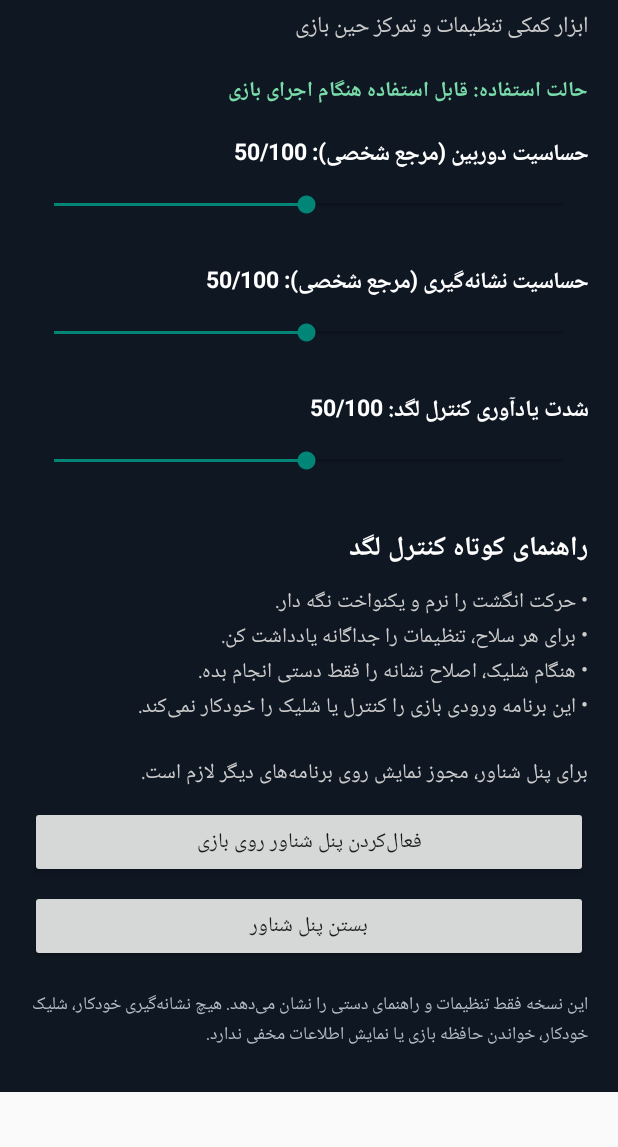
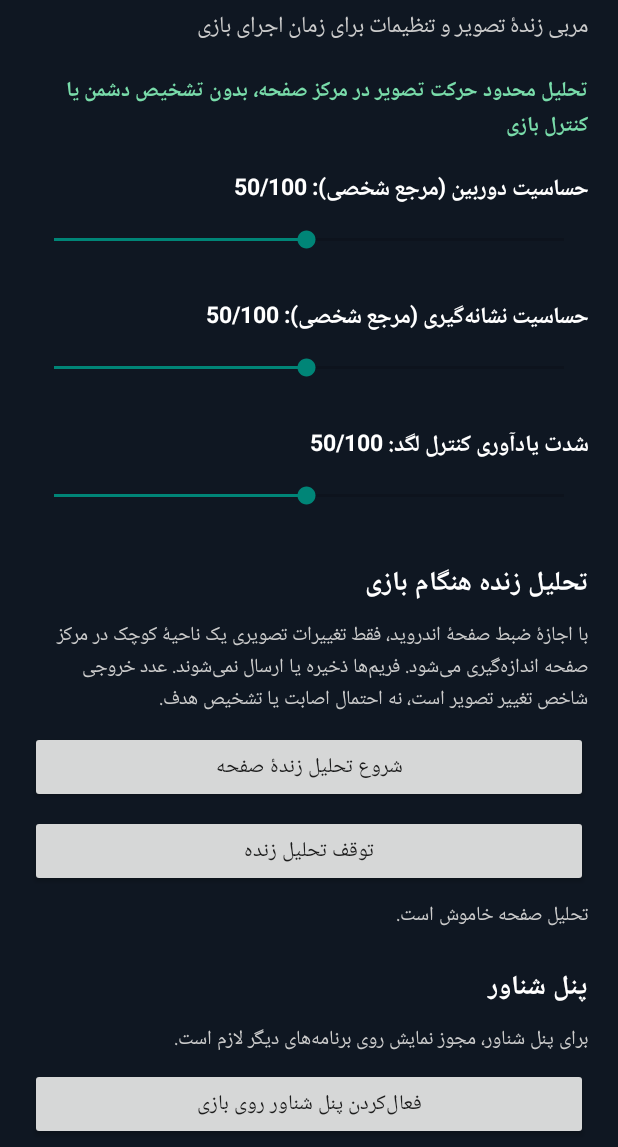
Before and after one commit to Iman-Rashidi/onestate-aim-coach, an Android app: the screen it shows after launch (MainActivity), on a phone screen of 412 x 824 dp, the part 89-1236 px from its top. Run offline under Robolectric (Android 15) with nearby library versions, the phone set to English and light mode, and no system bars.

Commit message:
Add consent-based live screen motion coaching controls

```diff
--- a/app/src/main/java/com/iman/onestateaimcoach/MainActivity.java
+++ b/app/src/main/java/com/iman/onestateaimcoach/MainActivity.java
@@ -3,7 +3,9 @@ package com.iman.onestateaimcoach;
 import android.app.Activity;
 import android.content.Intent;
 import android.graphics.Color;
+import android.media.projection.MediaProjectionManager;
 import android.net.Uri;
+import android.os.Build;
 import android.os.Bundle;
 import android.provider.Settings;
 import android.view.Gravity;
@@ -16,7 +18,12 @@ import android.widget.TextView;
 
 public class MainActivity extends Activity {
     private static final String PREFS = "coach_settings";
+    private static final int REQUEST_OVERLAY = 411;
+    private static final int REQUEST_CAPTURE = 412;
+    private static final String EXTRA_RESULT = "projection_result";
+    private static final String EXTRA_DATA = "projection_data";
     private TextView overlayStatus;
+    private TextView analysisStatus;
 
     @Override
     protected void onCreate(Bundle savedInstanceState) {
@@ -31,76 +38,113 @@ public class MainActivity extends Activity {
         root.setBackgroundColor(Color.rgb(15, 23, 34));
         scroll.addView(root);
 
-        TextView title = text("OneState Aim Coach", 26, Color.WHITE, true);
-        root.addView(title);
-        TextView subtitle = text("ابزار کمکی تنظیمات و تمرکز حین بازی", 15, Color.LTGRAY, false);
-        addTop(root, subtitle, 5);
-
-        TextView online = text("حالت استفاده: قابل استفاده هنگام اجرای بازی", 14, Color.rgb(121, 220, 170), true);
-        addTop(root, online, 18);
+        root.addView(text("OneState Aim Coach", 26, Color.WHITE, true));
+        addTop(root, text("مربی زندهٔ تصویر و تنظیمات برای زمان اجرای بازی", 15, Color.LTGRAY, false), 5);
+        addTop(root, text("تحلیل محدود حرکت تصویر در مرکز صفحه، بدون تشخیص دشمن یا کنترل بازی", 14, Color.rgb(121, 220, 170), true), 18);
 
         addSlider(root, "حساسیت دوربین (مرجع شخصی)", "camera_sensitivity", 50);
         addSlider(root, "حساسیت نشانه‌گیری (مرجع شخصی)", "aim_sensitivity", 50);
         addSlider(root, "شدت یادآوری کنترل لگد", "recoil_reminder", 50);
 
-        TextView noteTitle = text("راهنمای کوتاه کنترل لگد", 18, Color.WHITE, true);
-        addTop(root, noteTitle, 22);
-        TextView note = text(
-                "• حرکت انگشت را نرم و یکنواخت نگه دار.\n" +
-                "• برای هر سلاح، تنظیمات را جداگانه یادداشت کن.\n" +
-                "• هنگام شلیک، اصلاح نشانه را فقط دستی انجام بده.\n" +
-                "• این برنامه ورودی بازی را کنترل یا شلیک را خودکار نمی‌کند.",
-                14, Color.LTGRAY, false);
-        addTop(root, note, 8);
+        addTop(root, text("تحلیل زنده هنگام بازی", 18, Color.WHITE, true), 22);
+        addTop(root, text(
+                "با اجازهٔ ضبط صفحهٔ اندروید، فقط تغییرات تصویری یک ناحیهٔ کوچک در مرکز صفحه اندازه‌گیری می‌شود. " +
+                "فریم‌ها ذخیره یا ارسال نمی‌شوند. عدد خروجی شاخص تغییر تصویر است، نه احتمال اصابت یا تشخیص هدف.",
+                13, Color.LTGRAY, false), 8);
 
-        overlayStatus = text("", 14, Color.LTGRAY, false);
-        addTop(root, overlayStatus, 20);
+        Button startAnalysis = button("شروع تحلیل زندهٔ صفحه");
+        addTop(root, startAnalysis, 10);
+        startAnalysis.setOnClickListener(v -> requestLiveAnalysis());
 
-        Button start = button("فعال‌کردن پنل شناور روی بازی");
-        addTop(root, start, 10);
-        start.setOnClickListener(v -> enableOverlay());
+        Button stopAnalysis = button("توقف تحلیل زنده");
+        addTop(root, stopAnalysis, 8);
+        stopAnalysis.setOnClickListener(v -> stopService(new Intent(this, ScreenAnalysisService.class)));
 
-        Button stop = button("بستن پنل شناور");
-        addTop(root, stop, 8);
-        stop.setOnClickListener(v -> stopService(new Intent(this, OverlayService.class)));
+        analysisStatus = text("", 13, Color.LTGRAY, false);
+        addTop(root, analysisStatus, 8);
 
-        TextView limitation = text(
-                "این نسخه فقط تنظیمات و راهنمای دستی را نشان می‌دهد. " +
-                "هیچ نشانه‌گیری خودکار، شلیک خودکار، خواندن حافظه بازی یا نمایش اطلاعات مخفی ندارد.",
-                12, Color.rgb(180, 190, 202), false);
-        addTop(root, limitation, 18);
+        addTop(root, text("پنل شناور", 18, Color.WHITE, true), 22);
+        overlayStatus = text("", 13, Color.LTGRAY, false);
+        addTop(root, overlayStatus, 8);
+
+        Button startOverlay = button("فعال‌کردن پنل شناور روی بازی");
+        addTop(root, startOverlay, 8);
+        startOverlay.setOnClickListener(v -> enableOverlay());
+
+        Button stopOverlay = button("بستن پنل شناور");
+        addTop(root, stopOverlay, 8);
+        stopOverlay.setOnClickListener(v -> stopService(new Intent(this, OverlayService.class)));
+
+        addTop(root, text(
+                "برنامه ورودی بازی را کنترل نمی‌کند، نشانه را جابه‌جا نمی‌کند، شلیک خودکار ندارد و دشمن یا اطلاعات پنهان را شناسایی نمی‌کند. " +
+                "سازگاری و اثر شاخص حرکت باید روی دستگاه واقعی و در بازی آزمایش شود.",
+                12, Color.rgb(180, 190, 202), false), 18);
 
         setContentView(scroll);
-        refreshOverlayStatus();
+        refreshStatus();
     }
 
     @Override
     protected void onResume() {
         super.onResume();
-        refreshOverlayStatus();
+        refreshStatus();
+    }
+
+    private void requestLiveAnalysis() {
+        MediaProjectionManager manager =
+                (MediaProjectionManager) getSystemService(MEDIA_PROJECTION_SERVICE);
+        startActivityForResult(manager.createScreenCaptureIntent(), REQUEST_CAPTURE);
+    }
+
+    @Override
+    protected void onActivityResult(int requestCode, int resultCode, Intent data) {
+        super.onActivityResult(requestCode, resultCode, data);
+        if (requestCode == REQUEST_CAPTURE) {
+            if (resultCode == RESULT_OK && data != null) {
+                Intent service = new Intent(this, ScreenAnalysisService.class);
+                service.putExtra(EXTRA_RESULT, resultCode);
+                service.putExtra(EXTRA_DATA, data);
+                if (Build.VERSION.SDK_INT >= Build.VERSION_CODES.O) {
+                    startForegroundService(service);
+                } else {
+                    startService(service);
+                }
+                if (analysisStatus != null) {
+                    analysisStatus.setText("اجازه صادر شد؛ تحلیل زنده شروع می‌شود.");
+                }
+            } else if (analysisStatus != null) {
+                analysisStatus.setText("اجازهٔ ضبط صفحه داده نشد؛ تحلیل شروع نشد.");
+            }
+        }
     }
 
     private void enableOverlay() {
         if (!Settings.canDrawOverlays(this)) {
             Intent permission = new Intent(Settings.ACTION_MANAGE_OVERLAY_PERMISSION,
                     Uri.parse("package:" + getPackageName()));
-            startActivity(permission);
+            startActivityForResult(permission, REQUEST_OVERLAY);
             return;
         }
         Intent service = new Intent(this, OverlayService.class);
-        if (android.os.Build.VERSION.SDK_INT >= android.os.Build.VERSION_CODES.O) {
+        if (Build.VERSION.SDK_INT >= Build.VERSION_CODES.O) {
             startForegroundService(service);
         } else {
             startService(service);
         }
-        refreshOverlayStatus();
+        refreshStatus();
     }
 
-    private void refreshOverlayStatus() {
-        if (overlayStatus == null) return;
-        overlayStatus.setText(Settings.canDrawOverlays(this)
-                ? "مجوز نمایش روی برنامه‌های دیگر فعال است."
-                : "برای پنل شناور، مجوز نمایش روی برنامه‌های دیگر لازم است.");
+    private void refreshStatus() {
+        if (overlayStatus != null) {
+            overlayStatus.setText(Settings.canDrawOverlays(this)
+                    ? "مجوز نمایش روی برنامه‌های دیگر فعال است."
+                    : "برای پنل شناور، مجوز نمایش روی برنامه‌های دیگر لازم است.");
+        }
+        if (analysisStatus != null) {
+            analysisStatus.setText(ScreenMotionState.active
+                    ? "تحلیل فعال است: " + ScreenMotionState.level
+                    : "تحلیل صفحه خاموش است.");
+        }
     }
 
     private void addSlider(LinearLayout root, String caption, String key, int fallback) {
```
